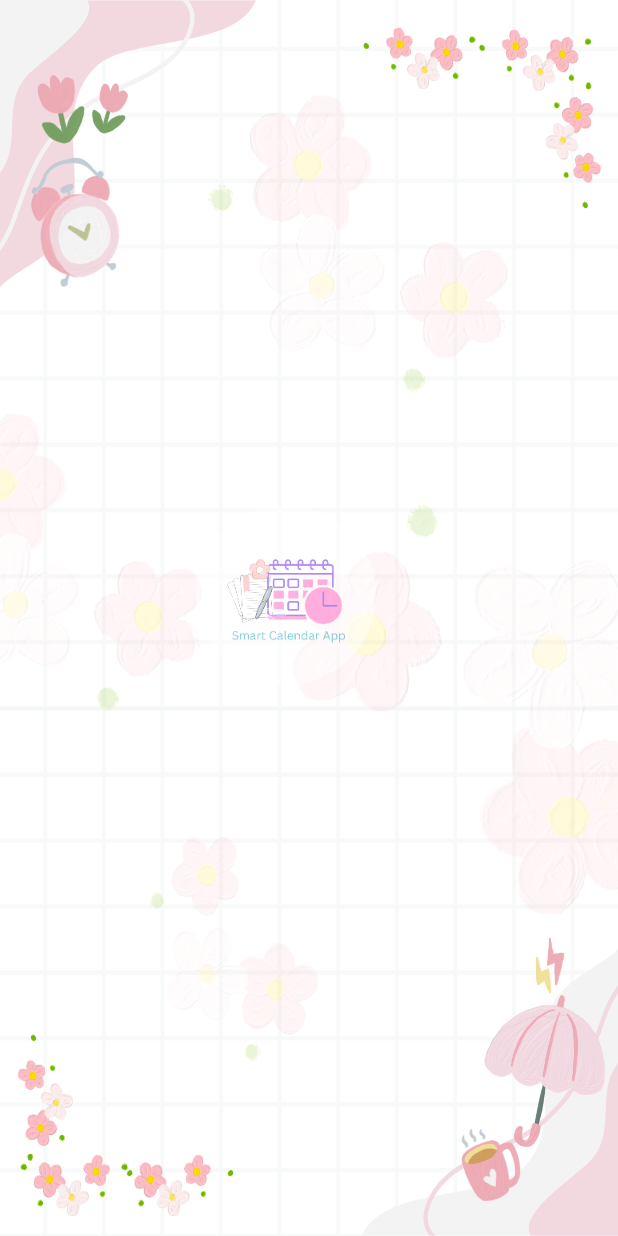
After one commit to SaniaNisar/SmartCalendarApp, an Android app: the SplashActivity screen opened directly, with no data from a screen before it, on a phone screen of 412 x 824 dp. The commit adds this screen. Run offline under Robolectric (Android 15) with nearby library versions, the phone set to English and light mode, and no system bars.

Commit message:
Splash Screen Implemented

```diff
--- a/app/src/main/AndroidManifest.xml
+++ b/app/src/main/AndroidManifest.xml
@@ -1,6 +1,6 @@
 <?xml version="1.0" encoding="utf-8"?>
 <manifest xmlns:android="http://schemas.android.com/apk/res/android"
-    xmlns:tools="http://schemas.android.com/tools">
+    xmlns:tools="http://schemas.android.com/tools" >
 
     <application
         android:allowBackup="true"
@@ -11,16 +11,26 @@
         android:roundIcon="@mipmap/ic_launcher_round"
         android:supportsRtl="true"
         android:theme="@style/Theme.SmartCalendarApp"
-        tools:targetApi="31">
+        tools:targetApi="31" >
+
+        <activity android:name=".SplashActivity"
+            android:exported="true"
+            android:theme="@style/Theme.AppCompat.Light.NoActionBar" >
+            <intent-filter>
+                <action android:name="android.intent.action.MAIN" />
+                <category android:name="android.intent.category.LAUNCHER" />
+            </intent-filter>
+        </activity>
+
+        <activity
+            android:name=".MainActivity"
+            android:exported="false" />
         <activity
             android:name=".EditProfileActivity"
             android:exported="false" />
         <activity
             android:name=".AddTaskActivity"
             android:exported="false" />
-        <activity
-            android:name=".MainActivity"
-            android:exported="false" />
     </application>
 
 </manifest>
--- a/app/src/main/java/com/app/smartcalendarapp/MainActivity.java
+++ b/app/src/main/java/com/app/smartcalendarapp/MainActivity.java
@@ -1,5 +1,6 @@
 package com.app.smartcalendarapp;
 
+import android.content.Intent;
 import android.os.Bundle;
 
 import androidx.activity.EdgeToEdge;
@@ -21,4 +22,8 @@ public class MainActivity extends AppCompatActivity {
             return insets;
         });
     }
+    private void openActivity(Class<?> activityClass) {
+        Intent intent = new Intent(MainActivity.this, activityClass);
+        startActivity(intent);
+    }
 }
--- /dev/null
+++ b/app/src/main/java/com/app/smartcalendarapp/SplashActivity.java
@@ -0,0 +1,29 @@
+package com.app.smartcalendarapp;
+
+import android.app.Activity;
+
+import android.os.Bundle;
+import android.content.Intent;
+import android.os.Handler;
+import android.view.animation.Animation;
+import android.view.animation.AnimationUtils;
+import android.widget.FrameLayout;
+import androidx.appcompat.app.AppCompatActivity;
+
+public class SplashActivity extends AppCompatActivity {
+    @Override
+    protected void onCreate(Bundle savedInstanceState) {
+        super.onCreate(savedInstanceState);
+        setContentView(R.layout.activity_splash);
+
+        // Apply animation to the FrameLayout (logo + background circle)
+        FrameLayout logoContainer = findViewById(R.id.logoContainer);
+        Animation animation = AnimationUtils.loadAnimation(this, R.anim.logo_animation);
+        logoContainer.startAnimation(animation);
+
+        new Handler().postDelayed(() -> {
+            startActivity(new Intent(SplashActivity.this, MainActivity.class));
+            finish();
+        }, 5000);
+    }
+}
--- /dev/null
+++ b/app/src/main/res/anim/logo_animation.xml
@@ -0,0 +1,24 @@
+<?xml version="1.0" encoding="utf-8"?>
+<set xmlns:android="http://schemas.android.com/apk/res/android"
+    android:interpolator="@android:anim/accelerate_decelerate_interpolator">
+
+    <!-- Scale animation (Zoom in and out) -->
+    <scale
+        android:duration="3000"
+        android:repeatCount="infinite"
+        android:repeatMode="reverse"
+        android:fromXScale="0.8"
+        android:fromYScale="0.8"
+        android:toXScale="1.2"
+        android:toYScale="1.2"
+        android:pivotX="50%"
+        android:pivotY="50%" />
+
+    <!-- Fade animation -->
+    <alpha
+        android:duration="2000"
+        android:repeatCount="infinite"
+        android:repeatMode="reverse"
+        android:fromAlpha="0.5"
+        android:toAlpha="1.0" />
+</set>
--- /dev/null
+++ b/app/src/main/res/drawable/circle_background.xml
@@ -0,0 +1,5 @@
+<shape xmlns:android="http://schemas.android.com/apk/res/android"
+    android:shape="oval">
+    <solid android:color="#FFFFFF"/>
+    <size android:width="150dp" android:height="150dp"/>
+</shape>
--- /dev/null
+++ b/app/src/main/res/layout/activity_splash.xml
@@ -0,0 +1,33 @@
+<?xml version="1.0" encoding="utf-8"?>
+<RelativeLayout
+    xmlns:android="http://schemas.android.com/apk/res/android"
+    android:layout_width="match_parent"
+    android:layout_height="match_parent"
+    android:background="@drawable/background">
+
+    <!-- Animated FrameLayout containing both the Circle and Logo -->
+    <FrameLayout
+        android:id="@+id/logoContainer"
+        android:layout_width="150dp"
+        android:layout_height="150dp"
+        android:layout_centerInParent="true">
+
+        <!-- Background Circle -->
+        <ImageView
+            android:id="@+id/bgCircle"
+            android:layout_width="match_parent"
+            android:layout_height="match_parent"
+            android:scaleType="fitCenter"
+            android:src="@drawable/circle_background" />
+
+        <!-- Logo on Top of Circle -->
+        <ImageView
+            android:id="@+id/logoImage"
+            android:layout_width="100dp"
+            android:layout_height="100dp"
+            android:layout_gravity="center"
+            android:scaleType="fitCenter"
+            android:src="@drawable/logo" />
+    </FrameLayout>
+
+</RelativeLayout>
```
Also changed, not shown: app/src/main/res/drawable/background.png (added), app/src/main/res/drawable/logo.png (added).
